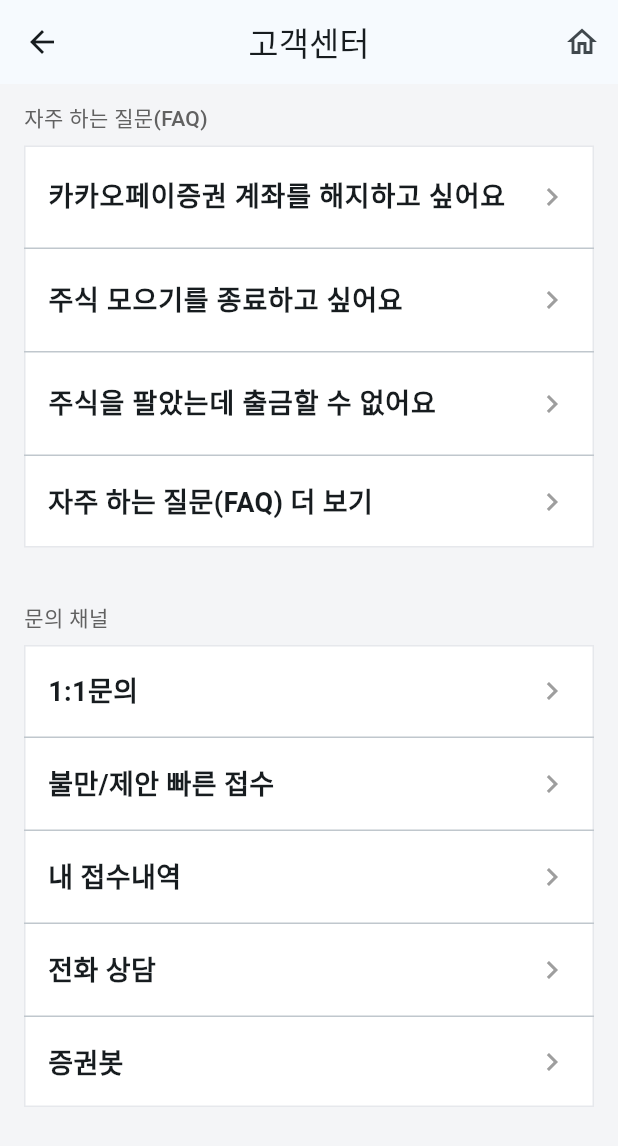
After one commit to SangKyuuu/team3_flutter, a Flutter app: the CsMainScreen screen opened directly, on a phone screen of 412 x 824 dp. The commit adds this screen. Shown: the top 1146 px of the screen. Run offline on Flutter 3.47's test engine with Material 3 defaults, Android fonts, the phone set to English and light mode, and no system bars; our stand-ins replace dio, fl_chart, flutter_secure_storage, google_fonts; accounts and stored records are empty.

Commit message:
고객센터 작업중

```diff
--- /dev/null
+++ b/lib/features/cs/cs_main_screen.dart
@@ -0,0 +1,351 @@
+import 'package:flutter/material.dart';
+import 'package:team3/features/home/home_screen.dart';
+
+// 고객센터 메인 화면
+class CsMainScreen extends StatefulWidget {
+  const CsMainScreen({super.key});
+
+  @override
+  State<CsMainScreen> createState() => _CsMainScreenState();
+}
+
+class _CsMainScreenState extends State<CsMainScreen> {
+  @override
+  Widget build(BuildContext context) {
+    return Scaffold(
+      backgroundColor: const Color(0xFFF4F5F7),
+      appBar: AppBar(
+        leading: IconButton(
+          onPressed: () {
+            Navigator.pop(context);
+          },
+          icon: Icon(Icons.arrow_back),
+        ),
+        title: const Text("고객센터"),
+        centerTitle: true,
+        actions: [
+          IconButton(
+            onPressed: () {
+              Navigator.pushAndRemoveUntil(
+                context,
+                MaterialPageRoute(builder: (context) => const HomeScreen()),
+                (route) => false,
+              );
+            },
+            icon: Icon(Icons.home_outlined),
+          ),
+        ],
+      ),
+      body: ListView(
+        padding: EdgeInsets.zero,
+        children: [
+          const SizedBox(height: 12),
+          const _SectionHeader(title: "자주 하는 질문(FAQ)"),
+          const SizedBox(height: 8),
+          Padding(
+            padding: const EdgeInsets.symmetric(horizontal: 16),
+            child: _SectionCard(
+              child: Column(
+                children: [
+                  const _FaqExpansionTile(
+                    question: "카카오페이증권 계좌를 해지하고 싶어요",
+                    answer:
+                        "앱에서 계좌 해지 메뉴로 이동한 뒤 안내에 따라 진행해 주세요.\n(예: 고객센터 > 계좌/해지 > 해지 신청)",
+                  ),
+                  const Divider(height: 1),
+                  const _FaqExpansionTile(
+                    question: "주식 모으기를 종료하고 싶어요",
+                    answer:
+                        "주식 모으기 설정 화면에서 '종료' 또는 '해지'를 선택해 진행할 수 있어요.",
+                  ),
+                  const Divider(height: 1),
+                  const _FaqExpansionTile(
+                    question: "주식을 팔았는데 출금할 수 없어요",
+                    answer:
+                        "매도 후 정산(결제)까지 시간이 필요할 수 있어요. 정산 완료 후 출금이 가능합니다.",
+                  ),
+                  const Divider(height: 1),
+                  _MenuTile(
+                    title: "자주 하는 질문(FAQ) 더 보기",
+                    onTap: () {
+                      Navigator.push(
+                        context,
+                        MaterialPageRoute(
+                          builder: (context) => const CsFaqListScreen(),
+                        ),
+                      );
+                    },
+                  ),
+                ],
+              ),
+            ),
+          ),
+          const SizedBox(height: 12),
+          Container(height: 12, color: const Color(0xFFF4F5F7)),
+          const SizedBox(height: 12),
+          const _SectionHeader(title: "문의 채널"),
+          const SizedBox(height: 8),
+          Padding(
+            padding: const EdgeInsets.symmetric(horizontal: 16),
+            child: _SectionCard(
+              child: Column(
+                children: [
+                  _MenuTile(
+                    title: "1:1문의",
+                    onTap: () {
+                      Navigator.push(
+                        context,
+                        MaterialPageRoute(
+                          builder: (context) => const CsOneOnOneInquiryScreen(),
+                        ),
+                      );
+                    },
+                  ),
+                  const Divider(height: 1),
+                  _MenuTile(
+                    title: "불만/제안 빠른 접수",
+                    onTap: () {
+                      Navigator.push(
+                        context,
+                        MaterialPageRoute(
+                          builder: (context) => const CsQuickClaimScreen(),
+                        ),
+                      );
+                    },
+                  ),
+                  const Divider(height: 1),
+                  _MenuTile(
+                    title: "내 접수내역",
+                    onTap: () {
+                      Navigator.push(
+                        context,
+                        MaterialPageRoute(
+                          builder: (context) => const CsMyTicketsScreen(),
+                        ),
+                      );
+                    },
+                  ),
+                  const Divider(height: 1),
+                  _MenuTile(
+                    title: "전화 상담",
+                    onTap: () {
+                      Navigator.push(
+                        context,
+                        MaterialPageRoute(
+                          builder: (context) => const CsPhoneConsultScreen(),
+                        ),
+                      );
+                    },
+                  ),
+                  const Divider(height: 1),
+                  _MenuTile(
+                    title: "증권봇",
+                    onTap: () {
+                      Navigator.push(
+                        context,
+                        MaterialPageRoute(
+                          builder: (context) => const CsChatbotScreen(),
+                        ),
+                      );
+                    },
+                  ),
+                ],
+              ),
+            ),
+          ),
+          const SizedBox(height: 24),
+        ],
+      ),
+    );
+  }
+}
+
+class _SectionHeader extends StatelessWidget {
+  final String title;
+
+  const _SectionHeader({required this.title});
+
+  @override
+  Widget build(BuildContext context) {
+    return Padding(
+      padding: const EdgeInsets.symmetric(horizontal: 16),
+      child: Text(
+        title,
+        style: TextStyle(
+          fontSize: 14,
+          color: Colors.grey.shade700,
+          fontWeight: FontWeight.w500,
+        ),
+      ),
+    );
+  }
+}
+
+class _SectionCard extends StatelessWidget {
+  final Widget child;
+
+  const _SectionCard({required this.child});
+
+  @override
+  Widget build(BuildContext context) {
+    return DecoratedBox(
+      decoration: BoxDecoration(
+        color: Colors.white,
+        border: Border.all(color: const Color(0xFFE6E8EC)),
+      ),
+      child: child,
+    );
+  }
+}
+
+class _MenuTile extends StatelessWidget {
+  final String title;
+  final VoidCallback onTap;
+
+  const _MenuTile({required this.title, required this.onTap});
+
+  @override
+  Widget build(BuildContext context) {
+    return InkWell(
+      onTap: onTap,
+      child: Padding(
+        padding: const EdgeInsets.symmetric(horizontal: 16, vertical: 18),
+        child: Row(
+          children: [
+            Expanded(
+              child: Text(
+                title,
+                style: const TextStyle(
+                  fontSize: 18,
+                  fontWeight: FontWeight.w700,
+                  height: 1.3,
+                ),
+              ),
+            ),
+            Icon(Icons.chevron_right, color: Colors.grey.shade500),
+          ],
+        ),
+      ),
+    );
+  }
+}
+
+class _FaqExpansionTile extends StatefulWidget {
+  final String question;
+  final String answer;
+
+  const _FaqExpansionTile({required this.question, required this.answer});
+
+  @override
+  State<_FaqExpansionTile> createState() => _FaqExpansionTileState();
+}
+
+class _FaqExpansionTileState extends State<_FaqExpansionTile> {
+  bool _expanded = false;
+
+  @override
+  Widget build(BuildContext context) {
+    return Theme(
+      data: Theme.of(context).copyWith(dividerColor: Colors.transparent),
+      child: ExpansionTile(
+        tilePadding: const EdgeInsets.symmetric(horizontal: 16, vertical: 6),
+        childrenPadding: const EdgeInsets.fromLTRB(16, 0, 16, 16),
+        onExpansionChanged: (v) => setState(() => _expanded = v),
+        title: Text(
+          widget.question,
+          style: const TextStyle(
+            fontSize: 18,
+            fontWeight: FontWeight.w700,
+            height: 1.3,
+          ),
+        ),
+        trailing: AnimatedRotation(
+          turns: _expanded ? 0.25 : 0.0,
+          duration: const Duration(milliseconds: 180),
+          child: Icon(Icons.chevron_right, color: Colors.grey.shade500),
+        ),
+        shape: const Border(),
+        collapsedShape: const Border(),
+        children: [
+          Text(
+            widget.answer,
+            textAlign: TextAlign.left,
+            style: const TextStyle(fontSize: 14, height: 1.5),
+          ),
+        ],
+      ),
+    );
+  }
+}
+
+class CsFaqListScreen extends StatelessWidget {
+  const CsFaqListScreen({super.key});
+
+  @override
+  Widget build(BuildContext context) {
+    return Scaffold(
+      appBar: AppBar(title: const Text("자주 하는 질문(FAQ)")),
+      body: const Center(child: Text("FAQ 전체 목록 화면")),
+    );
+  }
+}
+
+class CsOneOnOneInquiryScreen extends StatelessWidget {
+  const CsOneOnOneInquiryScreen({super.key});
+
+  @override
+  Widget build(BuildContext context) {
+    return Scaffold(
+      appBar: AppBar(title: const Text("1:1문의")),
+      body: const Center(child: Text("1:1 문의 화면")),
+    );
+  }
+}
+
+class CsQuickClaimScreen extends StatelessWidget {
+  const CsQuickClaimScreen({super.key});
+
+  @override
+  Widget build(BuildContext context) {
+    return Scaffold(
+      appBar: AppBar(title: const Text("불만/제안 빠른 접수")),
+      body: const Center(child: Text("불만/제안 빠른 접수 화면")),
+    );
+  }
+}
+
+class CsMyTicketsScreen extends StatelessWidget {
+  const CsMyTicketsScreen({super.key});
+
+  @override
+  Widget build(BuildContext context) {
+    return Scaffold(
+      appBar: AppBar(title: const Text("내 접수내역")),
+      body: const Center(child: Text("내 접수내역 화면")),
+    );
+  }
+}
+
+class CsPhoneConsultScreen extends StatelessWidget {
+  const CsPhoneConsultScreen({super.key});
+
+  @override
+  Widget build(BuildContext context) {
+    return Scaffold(
+      appBar: AppBar(title: const Text("전화 상담")),
+      body: const Center(child: Text("전화 상담 화면")),
+    );
+  }
+}
+
+class CsChatbotScreen extends StatelessWidget {
+  const CsChatbotScreen({super.key});
+
+  @override
+  Widget build(BuildContext context) {
+    return Scaffold(
+      appBar: AppBar(title: const Text("증권봇")),
+      body: const Center(child: Text("챗봇 화면")),
+    );
+  }
+}
--- a/lib/features/home/home_screen.dart
+++ b/lib/features/home/home_screen.dart
@@ -1,9 +1,9 @@
 import 'package:flutter/material.dart';
 import 'package:google_fonts/google_fonts.dart';
-import 'constants/app_colors.dart';
+
+import 'menu_screen.dart';
 import 'widgets/common_widgets.dart';
 import 'widgets/home_main_content.dart';
-import 'menu_screen.dart';
 
 class HomeScreen extends StatefulWidget {
   const HomeScreen({super.key});
--- a/lib/features/splash/splash_screen.dart
+++ b/lib/features/splash/splash_screen.dart
@@ -1,10 +1,11 @@
 import 'dart:async';
+
 import 'package:flutter/material.dart';
 import 'package:google_fonts/google_fonts.dart';
+import 'package:team3/data/service/auth_api.dart';
+import 'package:team3/data/service/token_storage.dart';
 import 'package:team3/features/auth/login_screen.dart';
 import 'package:team3/features/home/home_screen.dart';
-import 'package:team3/data/service/token_storage.dart';
-import 'package:team3/data/service/auth_api.dart';
 
 class SplashScreen extends StatefulWidget {
   const SplashScreen({super.key});
@@ -14,7 +15,6 @@ class SplashScreen extends StatefulWidget {
 }
 
 class _SplashScreenState extends State<SplashScreen> {
-
   @override
   void initState() {
     super.initState();
```
